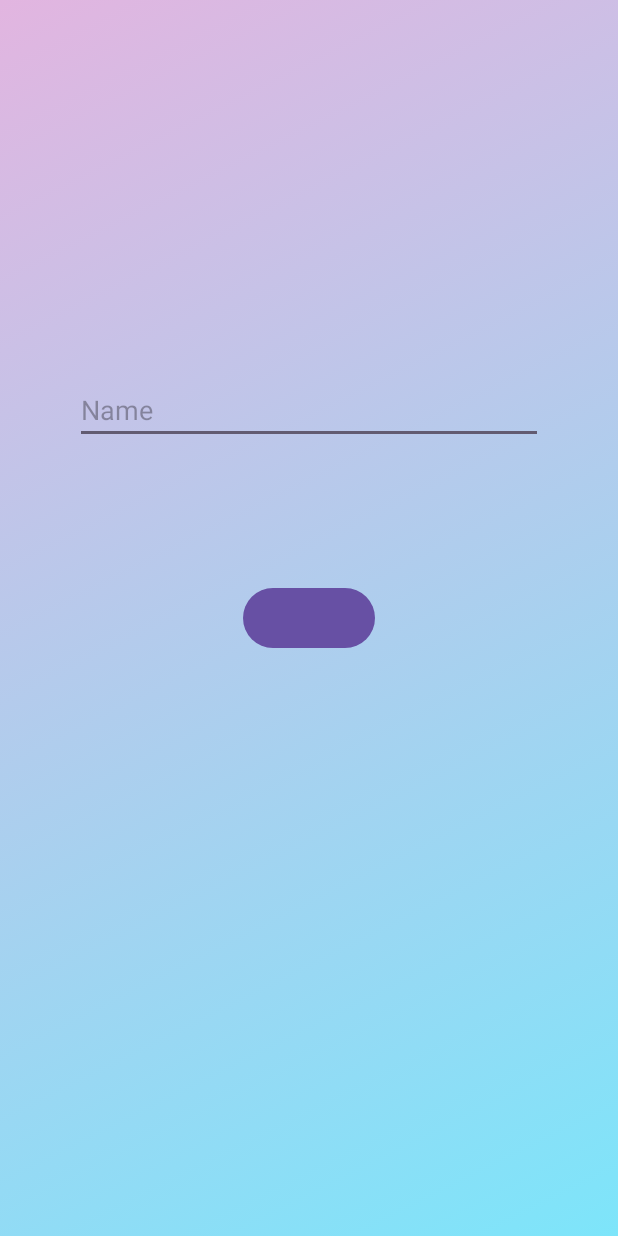
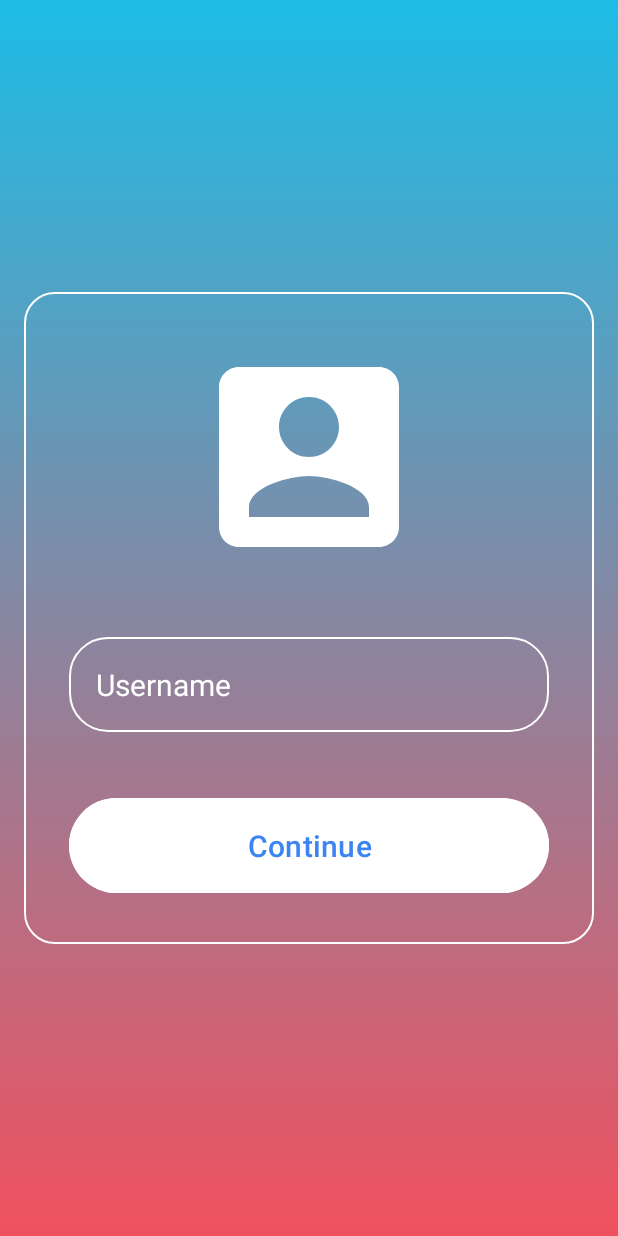
Before and after one commit to Temii-mp3/Uplifty, an Android app: the layout activity_main.xml on its own in the app's theme, with its tools: preview values and no code run, on a phone screen of 412 x 824 dp. Run offline under Robolectric (Android 15) with nearby library versions, the phone set to English and light mode, and no system bars.

Commit message:
Created login page

```diff
--- a/uplifty/app/src/main/java/com/example/uplifty/MainActivity.java
+++ b/uplifty/app/src/main/java/com/example/uplifty/MainActivity.java
@@ -8,9 +8,7 @@ import android.widget.*;
 
 public class MainActivity extends AppCompatActivity {
     private Button continueBtn;
-    private TextView dispLogo;
     private EditText nameSpace;
-    private TextView askName;
 
 
     @Override
@@ -21,22 +19,12 @@ public class MainActivity extends AppCompatActivity {
         //setting fields to their respective IDs
         continueBtn = findViewById(R.id.continueBtn);
         nameSpace = findViewById(R.id.nameSpace);
-        askName = findViewById(R.id.askName);
-        dispLogo = findViewById(R.id.displayLogo);
-
-
-        final String logo = "UPLIFTY";
-        dispLogo.setText(logo); //Display "Uplifty"
-
-        final String askForName = "Welcome to Uplifty, What would you like to be called?";
-        askName.setText(askForName); //Display askForName string
 
         final String btnTxt = "Continue";
         continueBtn.setText(btnTxt); //Display Continue
 
         final String txtHint = "Name";
         nameSpace.setHint(txtHint); //Display "Name" hint
-
 
         /*
           Lambda expression to open the welcome page
--- /dev/null
+++ b/uplifty/app/src/main/res/drawable/icon_login.xml
@@ -0,0 +1,5 @@
+<vector android:height="100dp" android:tint="#FFFFFF"
+    android:viewportHeight="24" android:viewportWidth="24"
+    android:width="100dp" xmlns:android="http://schemas.android.com/apk/res/android">
+    <path android:fillColor="@android:color/white" android:pathData="M3,5v14c0,1.1 0.89,2 2,2h14c1.1,0 2,-0.9 2,-2L21,5c0,-1.1 -0.9,-2 -2,-2L5,3c-1.11,0 -2,0.9 -2,2zM15,9c0,1.66 -1.34,3 -3,3s-3,-1.34 -3,-3 1.34,-3 3,-3 3,1.34 3,3zM6,17c0,-2 4,-3.1 6,-3.1s6,1.1 6,3.1v1L6,18v-1z"/>
+</vector>
--- /dev/null
+++ b/uplifty/app/src/main/res/drawable/linear_layout_login.xml
@@ -0,0 +1,7 @@
+<?xml version="1.0" encoding="utf-8"?>
+<shape xmlns:android="http://schemas.android.com/apk/res/android"
+    android:shape="rectangle">
+    <corners android:radius="20dp"></corners>
+    <stroke android:width="1dip" android:color="@color/white"></stroke>
+
+</shape>
--- a/uplifty/app/src/main/res/drawable/loginpage.xml
+++ b/uplifty/app/src/main/res/drawable/loginpage.xml
@@ -1,13 +1,5 @@
-<?xml version="1.0" encoding="utf-8"?>
-<shape xmlns:android="http://schemas.android.com/apk/res/android"
-    android:shape="rectangle">
+<shape xmlns:android="http://schemas.android.com/apk/res/android">
+    <gradient android:type="linear" android:angle="100"
+        android:startColor="#1dbde6" android:endColor="#f1515e"></gradient>
 
-    <stroke
-        android:width="3dp"
-        android:color="@color/white" >
-    </stroke>
-
-    <corners
-        android:radius="40dp">
-    </corners>
 </shape>
--- /dev/null
+++ b/uplifty/app/src/main/res/drawable/username_rounded_corner.xml
@@ -0,0 +1,7 @@
+<?xml version="1.0" encoding="utf-8"?>
+<shape xmlns:android="http://schemas.android.com/apk/res/android"
+    android:shape="rectangle">
+    <corners android:radius="25dp"></corners>
+    <stroke android:width="1dip" android:color="@color/white"></stroke>
+
+</shape>
--- a/uplifty/app/src/main/res/layout/activity_main.xml
+++ b/uplifty/app/src/main/res/layout/activity_main.xml
@@ -5,44 +5,47 @@
     android:layout_width="match_parent"
     android:layout_height="match_parent"
     tools:context=".MainActivity"
-    android:background="@drawable/gradient_bckground">
+    android:gravity="center"
+    android:padding="16dp"
+    android:background="@drawable/loginpage">
 
-    <TextView
-        android:id="@+id/askName"
-        android:layout_width="wrap_content"
-        android:layout_height="wrap_content"
-        android:layout_above="@id/continueBtn"
-        android:layout_centerInParent="true"
-        android:layout_marginBottom="100dp"
-        android:text=""
-        android:textColor="@color/white"
-        android:textSize="15dp" />
-    <TextView
-        android:id="@+id/displayLogo"
-        android:layout_width="wrap_content"
-        android:layout_height="wrap_content"
-        android:layout_centerInParent="true"
-        android:layout_marginBottom = "200dp"
-        android:textSize="75dp"
-        android:textColor="@color/white"
-        android:layout_above="@id/askName"/>
-
-    <EditText
-        android:id="@+id/nameSpace"
+    <LinearLayout
         android:layout_width="match_parent"
         android:layout_height="wrap_content"
-        android:layout_above="@+id/continueBtn"
-        android:layout_centerHorizontal="true"
-        android:layout_marginLeft="100dp"
-        android:layout_marginBottom="92dp"
-        android:hint="Name "
-        android:inputType="textPersonName" />
+        android:gravity="center"
+        android:orientation="vertical"
+        android:background="@drawable/linear_layout_login"
+        android:padding="30dp">
 
-    <Button
-        android:id="@+id/continueBtn"
-        android:layout_width="wrap_content"
-        android:layout_height="wrap_content"
-        android:layout_centerInParent="true" />
+        <ImageView
+            android:layout_width="245dp"
+            android:layout_height="160dp"
+            android:src="@drawable/icon_login"></ImageView>
 
+        <EditText
+            android:id="@+id/nameSpace"
+            android:layout_marginTop="40dp"
+            android:layout_width="match_parent"
+            android:layout_height="wrap_content"
+            android:hint="Username"
+            android:textColor="@color/white"
+            android:textColorHint="@color/white"
+            android:textSize="20sp"
+            android:background="@drawable/username_rounded_corner"
+            android:padding="18dp"
+            android:inputType="text"
+            ></EditText>
 
+        <Button
+            android:layout_marginTop="40dp"
+            android:id="@+id/continueBtn"
+            android:layout_width="match_parent"
+            android:layout_height="wrap_content"
+            android:text="Continue"
+            android:backgroundTint="@color/white"
+            android:textColor="#3B84F1"
+            android:padding="18dp"
+            android:textSize="20sp"
+            />
+    </LinearLayout>
 </RelativeLayout>
```
Also changed, not shown: 2 other files.
